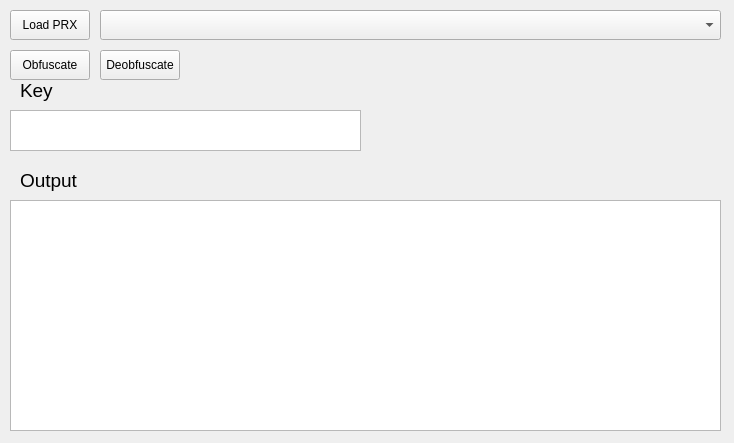
The window that PowerObfuscatorGUI/src/PowerObfuscator.ui (TheRouletteBoi/PowerObfuscator) describes before a commit, drawn with Qt 5.
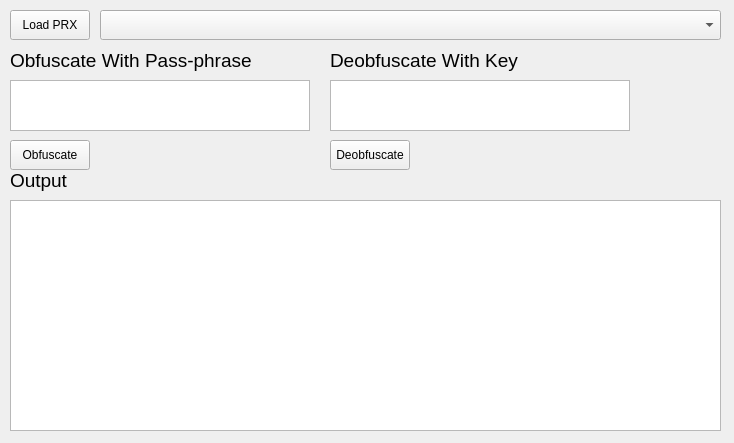
The same window after the commit.

Commit message: GUI: complete deobfuscate button

What changed in the file:
```diff
--- a/PowerObfuscatorGUI/src/PowerObfuscator.ui
+++ b/PowerObfuscatorGUI/src/PowerObfuscator.ui
@@ -43,7 +43,7 @@
     <property name="geometry">
      <rect>
       <x>10</x>
-      <y>50</y>
+      <y>140</y>
       <width>80</width>
       <height>30</height>
      </rect>
@@ -55,8 +55,8 @@
    <widget class="QPushButton" name="deobfuscateButton">
     <property name="geometry">
      <rect>
-      <x>100</x>
-      <y>50</y>
+      <x>330</x>
+      <y>140</y>
       <width>80</width>
       <height>30</height>
      </rect>
@@ -69,18 +69,18 @@
     <property name="geometry">
      <rect>
       <x>10</x>
-      <y>110</y>
-      <width>351</width>
-      <height>41</height>
+      <y>80</y>
+      <width>300</width>
+      <height>51</height>
      </rect>
     </property>
    </widget>
    <widget class="QLabel" name="keyLabel">
     <property name="geometry">
      <rect>
-      <x>20</x>
-      <y>70</y>
-      <width>91</width>
+      <x>10</x>
+      <y>40</y>
+      <width>251</width>
       <height>41</height>
      </rect>
     </property>
@@ -90,7 +90,7 @@
      </font>
     </property>
     <property name="text">
-     <string>Key</string>
+     <string>Obfuscate With Pass-phrase</string>
     </property>
    </widget>
    <widget class="QComboBox" name="filePathComboBox">
@@ -119,7 +119,7 @@
    <widget class="QLabel" name="outputLabel">
     <property name="geometry">
      <rect>
-      <x>20</x>
+      <x>10</x>
       <y>160</y>
       <width>91</width>
       <height>41</height>
@@ -134,6 +134,34 @@
      <string>Output</string>
     </property>
    </widget>
+   <widget class="QLabel" name="deobfuscateKeyLabel">
+    <property name="geometry">
+     <rect>
+      <x>330</x>
+      <y>40</y>
+      <width>201</width>
+      <height>41</height>
+     </rect>
+    </property>
+    <property name="font">
+     <font>
+      <pointsize>14</pointsize>
+     </font>
+    </property>
+    <property name="text">
+     <string>Deobfuscate With Key</string>
+    </property>
+   </widget>
+   <widget class="QTextEdit" name="deobfuscateKeyTextEdit">
+    <property name="geometry">
+     <rect>
+      <x>330</x>
+      <y>80</y>
+      <width>300</width>
+      <height>51</height>
+     </rect>
+    </property>
+   </widget>
   </widget>
  </widget>
  <layoutdefault spacing="6" margin="11"/>
```
Left out of the diff: 4 changed lines with no effect on the pictures. The commit also changes 2 other files.
